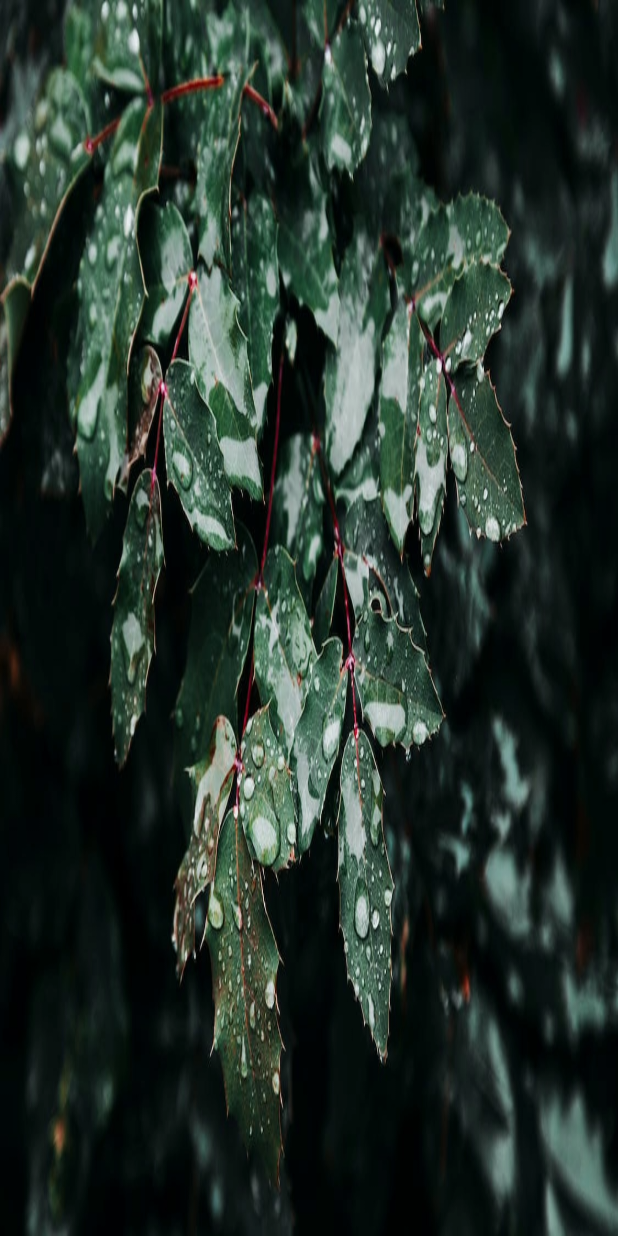
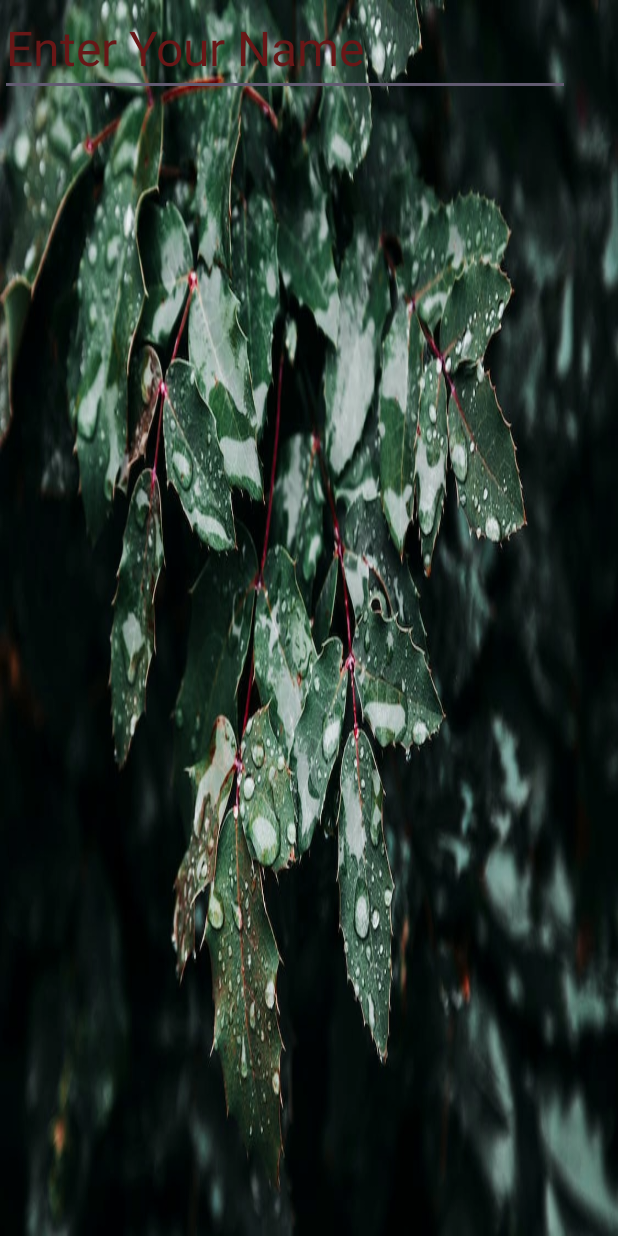
Before and after one commit to Corneth/ListenLeaf, an Android app: the SignUp_Page screen opened directly, with no data from a screen before it, on a phone screen of 412 x 824 dp. Run offline under Robolectric (Android 15) with nearby library versions, the phone set to English and light mode, and no system bars.

```diff
--- a/app/src/main/res/layout/activity_sign_up_page.xml
+++ b/app/src/main/res/layout/activity_sign_up_page.xml
@@ -1,10 +1,21 @@
 <?xml version="1.0" encoding="utf-8"?>
-<androidx.constraintlayout.widget.ConstraintLayout xmlns:android="http://schemas.android.com/apk/res/android"
+<LinearLayout
+    xmlns:android="http://schemas.android.com/apk/res/android"
     xmlns:app="http://schemas.android.com/apk/res-auto"
     xmlns:tools="http://schemas.android.com/tools"
     android:layout_width="match_parent"
     android:layout_height="match_parent"
     android:background="@drawable/dgreenleafwithh20bubble"
-    tools:context=".SignUp_Page">
+    android:orientation = "horizontal">
 
-</androidx.constraintlayout.widget.ConstraintLayout>
+
+    <EditText
+        android:id="@+id/nameBox"
+        android:layout_width="wrap_content"
+        android:layout_height="wrap_content"
+        android:ems="10"
+        android:textSize="32sp"
+        android:hint="Enter Your Name"
+        android:inputType="text"
+        android:textColorHint="#681717" />
+</LinearLayout>
```
Also changed, not shown: app/src/main/java/com/example/listenleaf/HomePage.java (+19 -0 lines), app/src/main/res/layout/activity_home_page.xml (+16 -14 lines), app/src/main/res/drawable/circleplusyellow.png.
